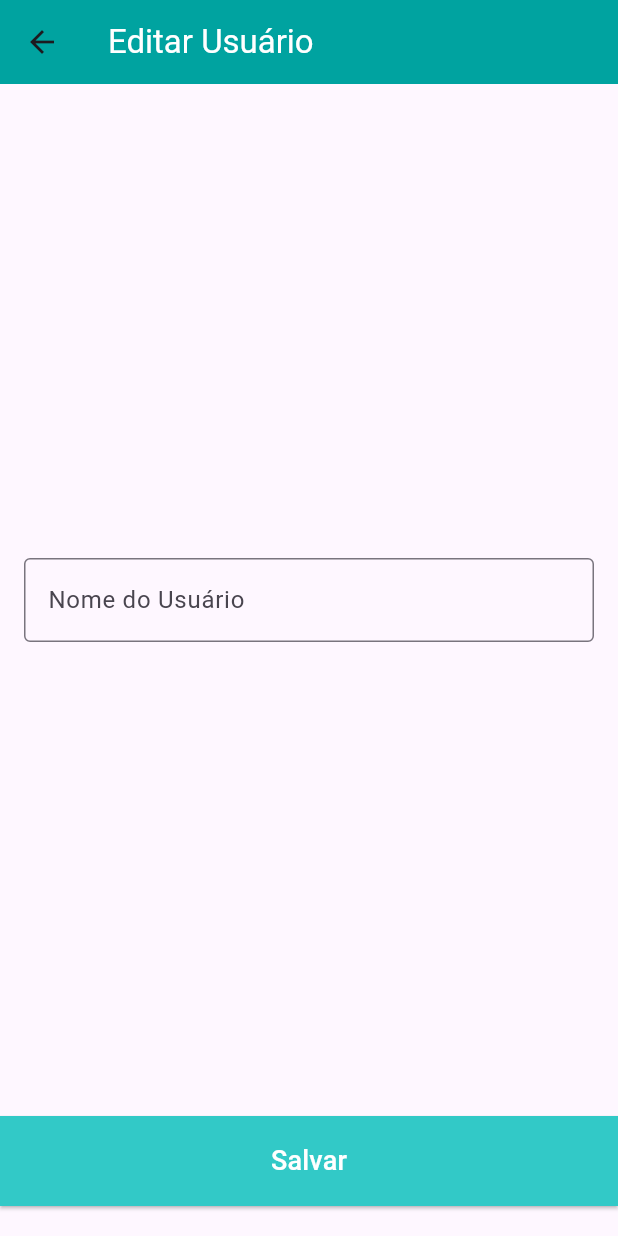
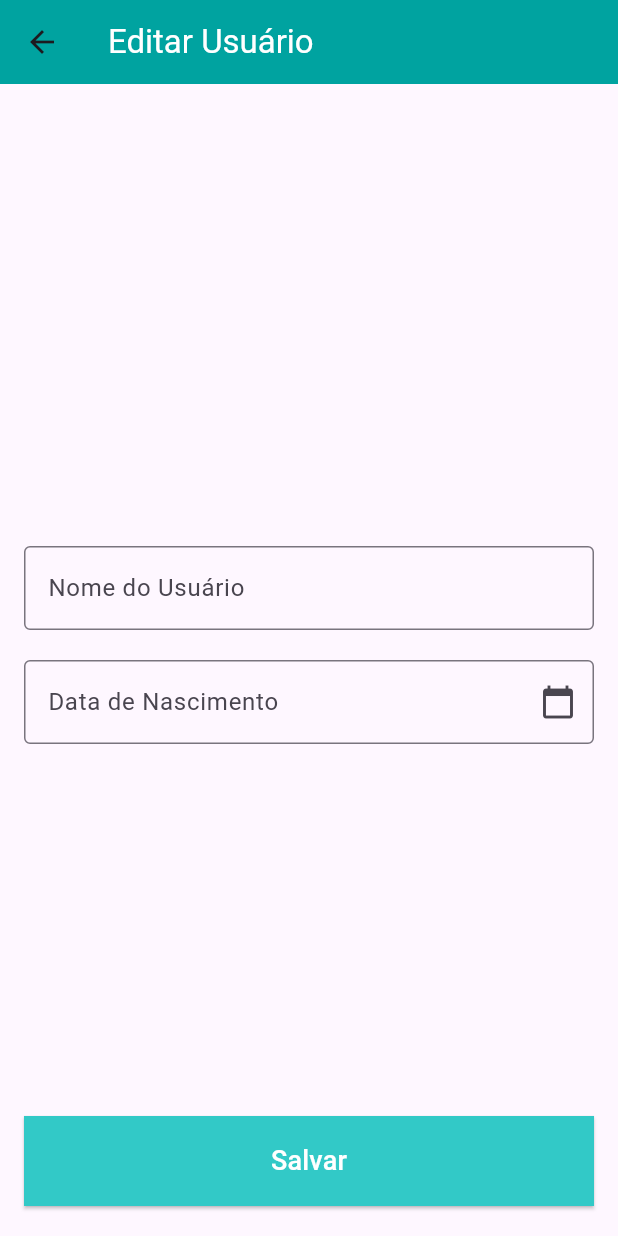
Before and after one commit to netoids/ChatbotWithLLM-Flutter, a Flutter app: the UserEdit screen opened directly with empty values, on a phone screen of 412 x 824 dp. Run offline on Flutter 3.47's test engine with Material 3 defaults, Android fonts, the phone set to English and light mode, and no system bars; our stand-ins replace cloud_firestore, dio, firebase_auth, firebase_core, google_generative_ai, mask_text_input_formatter; accounts and stored records are empty.

Commit message:
user_edit changes
Agora pode mudar a data de nascimento

```diff
--- a/dsi_app/lib/src/view/user_edit.dart
+++ b/dsi_app/lib/src/view/user_edit.dart
@@ -1,32 +1,74 @@
 import 'package:flutter/material.dart';
+import 'package:intl/intl.dart'; // Importando o pacote intl para formatação de datas
 
 class UserEdit extends StatefulWidget {
   final String userName;
-  final Function(String) onUpdate;
+  final String birthDate; // Adicionando parâmetro para a data de nascimento
+  final Function(String, String) onUpdate;
 
-  UserEdit({required this.userName, required this.onUpdate});
+  UserEdit(
+      {required this.userName,
+      required this.birthDate,
+      required this.onUpdate});
 
   @override
   _UserEditState createState() => _UserEditState();
 }
 
 class _UserEditState extends State<UserEdit> {
-  late TextEditingController _controller;
+  late TextEditingController _nameController;
+  late TextEditingController _birthDateController;
 
   @override
   void initState() {
     super.initState();
-    _controller = TextEditingController(text: widget.userName);
+    _nameController = TextEditingController(text: widget.userName);
+    _birthDateController = TextEditingController(text: widget.birthDate);
   }
 
   @override
   void dispose() {
-    _controller.dispose();
+    _nameController.dispose();
+    _birthDateController.dispose();
     super.dispose();
   }
 
+  // Função para mostrar o DatePicker
+  Future<void> _selectBirthDate(BuildContext context) async {
+    final DateTime? selectedDate = await showDatePicker(
+      context: context,
+      initialDate: DateTime.now(),
+      firstDate: DateTime(1900),
+      lastDate: DateTime.now(),
+      builder: (context, child) {
+        return Theme(
+          data: ThemeData.light().copyWith(
+            // Alterando para o ThemeData.light()
+            colorScheme: ColorScheme.light(
+              primary: const Color.fromARGB(
+                  255, 0, 163, 160), // Cor do título e ícones
+              secondary: const Color.fromARGB(
+                  255, 0, 163, 160), // Cor do ícone e botão
+            ),
+            buttonTheme: ButtonThemeData(textTheme: ButtonTextTheme.primary),
+            // Mudando a cor de fundo para branco e ajustando o texto para preto
+            dialogBackgroundColor: Colors.white,
+          ),
+          child: child!,
+        );
+      },
+    );
+
+    if (selectedDate != null) {
+      setState(() {
+        _birthDateController.text =
+            DateFormat('dd/MM/yyyy').format(selectedDate);
+      });
+    }
+  }
+
   void _save() {
-    widget.onUpdate(_controller.text);
+    widget.onUpdate(_nameController.text, _birthDateController.text);
     Navigator.pop(context);
   }
 
@@ -42,26 +84,53 @@ class _UserEditState extends State<UserEdit> {
         ),
         backgroundColor: const Color.fromARGB(255, 0, 163, 160),
       ),
-      body: Column(
+      body: Stack(
         children: [
-          // Centraliza o TextField na tela
-          Expanded(
-            flex: 1,
-            child: Center(
+          // Centralizando os campos de texto no centro da tela
+          Positioned.fill(
+            child: Align(
+              alignment: Alignment.center,
               child: Padding(
                 padding: const EdgeInsets.all(16.0),
-                child: TextField(
-                  controller: _controller,
+                child: Column(
+                  mainAxisSize: MainAxisSize.min,
+                  children: [
+                    // Campo de nome do usuário
+                    TextField(
+                      controller: _nameController,
                       decoration: InputDecoration(
                         labelText: 'Nome do Usuário',
                       ),
                     ),
+                    const SizedBox(height: 20), // Espaço entre os campos
+
+                    // Campo de data de nascimento
+                    GestureDetector(
+                      onTap: () => _selectBirthDate(context),
+                      child: AbsorbPointer(
+                        child: TextField(
+                          controller: _birthDateController,
+                          decoration: InputDecoration(
+                            labelText: 'Data de Nascimento',
+                            suffixIcon: Icon(Icons.calendar_today),
                           ),
                         ),
                       ),
-          // Espaço entre o TextField e o botão
-          Padding(
-            padding: const EdgeInsets.only(bottom: 20),
+                    ),
+                    const SizedBox(height: 20), // Espaço abaixo dos campos
+                  ],
+                ),
+              ),
+            ),
+          ),
+
+          // Botão "Salvar" fixo na parte inferior
+          Positioned(
+            bottom: 20,
+            left: 0,
+            right: 0,
+            child: Padding(
+              padding: const EdgeInsets.symmetric(horizontal: 16),
               child: SizedBox(
                 width: size.width,
                 height: 60,
@@ -81,6 +150,7 @@ class _UserEditState extends State<UserEdit> {
                 ),
               ),
             ),
+          ),
         ],
       ),
     );
```
Also changed, not shown: dsi_app/lib/src/view/user_selection_responsible.dart (+11 -3 lines). Lines whose indentation alone changed are shown as unchanged.
